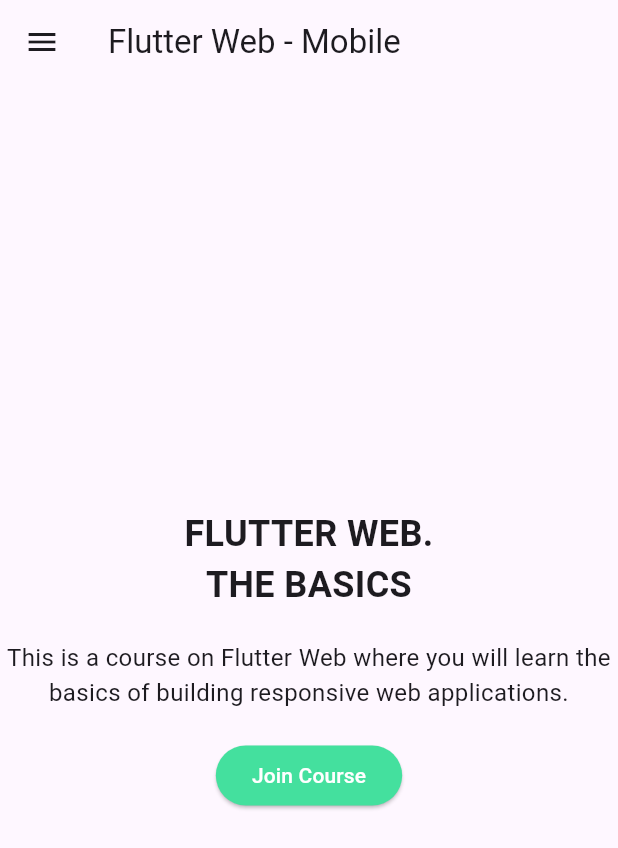
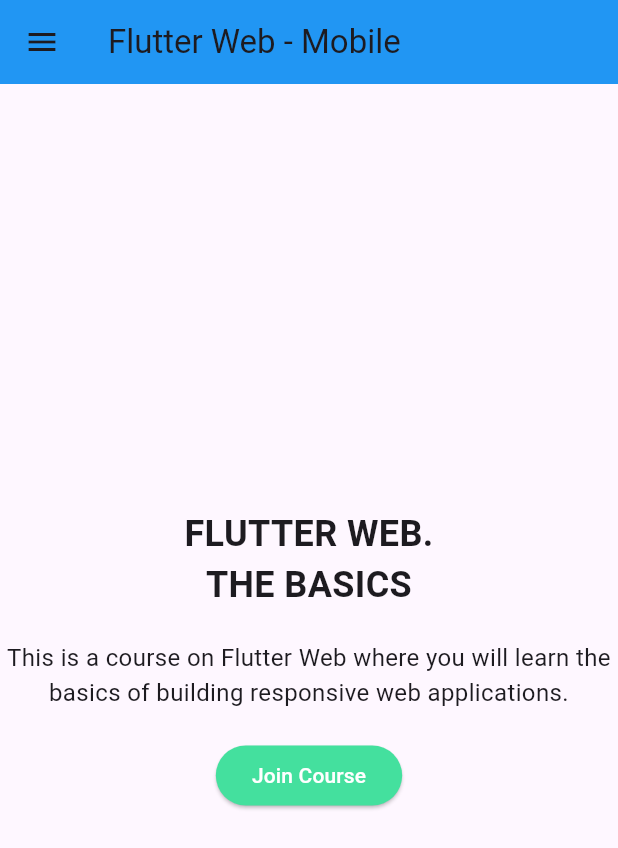
Before and after one commit to ashiqurzammansm/ostad-flutter-module12-assignment, a Flutter app: the screen it shows after launch, on a phone screen of 412 x 824 dp. Shown: the top 848 px of the screen. Run offline on Flutter 3.47's test engine with Material 3 defaults, Android fonts, the phone set to English and light mode, and no system bars.

Commit message:
full and final commit

```diff
--- a/lib/layouts/mobile_layout.dart
+++ b/lib/layouts/mobile_layout.dart
@@ -7,6 +7,7 @@
   Widget build(BuildContext context) {
     return Scaffold(
       appBar: AppBar(
+        backgroundColor: Colors.blue,
         title: const Text('Flutter Web - Mobile'),
       ),
       body: Center(
@@ -27,15 +28,15 @@
             const SizedBox(height: 20),
             ElevatedButton(
               style: ButtonStyle(
-                backgroundColor: MaterialStateProperty.resolveWith<Color>(
-                      (Set<MaterialState> states) {
-                    if (states.contains(MaterialState.hovered)) {
+                backgroundColor: WidgetStateProperty.resolveWith<Color>(
+                      (Set<WidgetState> states) {
+                    if (states.contains(WidgetState.hovered)) {
                       return Colors.teal[600]!;
                     }
                     return const Color(0xFF44E09E); // Default color
                   },
                 ),
-                foregroundColor: MaterialStateProperty.all<Color>(Colors.white),
+                foregroundColor: WidgetStateProperty.all<Color>(Colors.white),
               ),
               onPressed: () {
                 ScaffoldMessenger.of(context).showSnackBar(
@@ -55,7 +56,20 @@
               decoration: BoxDecoration(
                 color: Colors.blue,
               ),
-              child: Text('Menu'),
+              child: Column(
+                children: [
+                  // Add a small profile image here
+                  CircleAvatar(
+                    radius: 30,
+                    backgroundImage: AssetImage('assets/profile.jpg'), // Update the image path accordingly
+                  ),
+                  SizedBox(height: 10),
+                  Text(
+                    'User Name',
+                    style: TextStyle(color: Colors.white, fontSize: 18),
+                  ),
+                ],
+              ),
             ),
             ListTile(
               leading: const Icon(Icons.home),
@@ -64,7 +78,7 @@
             ),
             ListTile(
               leading: const Icon(Icons.book),
-              title: const Text('Courses'),
+              title: const Text('Course'),
               onTap: () {},
             ),
             ListTile(
```
